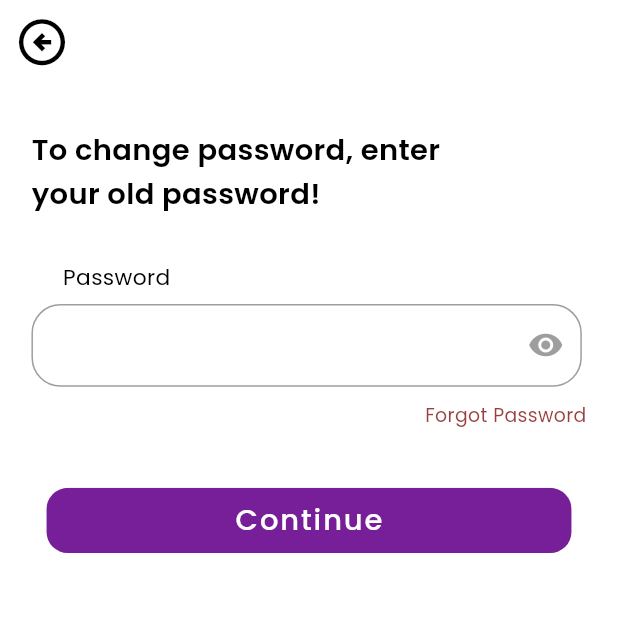
After one commit to aswin-codes/ZenChat, a Flutter app: the ChangePassword screen opened by its route, on a phone screen of 412 x 824 dp, the top half of it. The commit adds this screen. Run offline on Flutter 3.47's test engine with Material 2 defaults, Android fonts, the phone set to English and light mode, and no system bars; our stand-ins replace flutter_animate, flutter_screenutil, google_fonts, image_picker, otp_text_field, shared_preferences; accounts and stored records are empty.

Commit message:
Frontend and Backend of Change password

```diff
--- a/Frontend/zenchat/lib/main.dart
+++ b/Frontend/zenchat/lib/main.dart
@@ -1,6 +1,7 @@
 import 'package:flutter/material.dart';
 import 'package:flutter_screenutil/flutter_screenutil.dart';
 import 'package:shared_preferences/shared_preferences.dart';
+import 'package:zenchat/screens/changepassword.dart';
 import 'package:zenchat/screens/home.dart';
 import 'package:zenchat/screens/login.dart';
 import 'package:zenchat/screens/otp.dart';
@@ -75,7 +76,8 @@ class MyApp extends StatelessWidget {
                 '/resetpassword': (context) => const ResetPassword(),
                 '/': (context) => const Home(),
                 '/search': (context) => const Search(),
-                '/settings': (context) => const Settings()
+                '/settings': (context) => const Settings(),
+                '/changepassword' : (context) => const ChangePassword()
               },
             );
           },
--- /dev/null
+++ b/Frontend/zenchat/lib/screens/changepassword.dart
@@ -0,0 +1,256 @@
+import 'dart:convert';
+import 'package:http/http.dart' as http;
+import 'package:flutter/material.dart';
+import 'package:flutter_screenutil/flutter_screenutil.dart';
+import 'package:google_fonts/google_fonts.dart';
+import 'package:shared_preferences/shared_preferences.dart';
+
+class ChangePassword extends StatelessWidget {
+  const ChangePassword({super.key});
+
+  @override
+  Widget build(BuildContext context) {
+    return Scaffold(
+      backgroundColor: Colors.white,
+      appBar: AppBar(
+        backgroundColor: Colors.white,
+        automaticallyImplyLeading: false,
+        elevation: 0.0,
+        leading: IconButton(
+            onPressed: () {
+              Navigator.pop(context);
+            },
+            icon: const Icon(
+              Icons.arrow_circle_left_outlined,
+              color: Colors.black,
+              size: 37,
+            )),
+      ),
+      body: Body(),
+    );
+  }
+}
+
+class Body extends StatefulWidget {
+  const Body({super.key});
+
+  @override
+  State<Body> createState() => _BodyState();
+}
+
+class _BodyState extends State<Body> {
+  bool isVisible = false;
+  String password = '';
+
+  void showAlert(BuildContext context, String errorMsg) {
+    showDialog(
+      context: context,
+      builder: (
+        BuildContext context,
+      ) {
+        return AlertDialog(
+          title: Text(
+            "Error...",
+            style: GoogleFonts.poppins(
+                fontSize: 20.sp,
+                color: Colors.red,
+                fontWeight: FontWeight.bold),
+          ),
+          content: Text(errorMsg,
+              style: GoogleFonts.poppins(
+                  fontSize: 15.sp,
+                  color: Colors.black,
+                  fontWeight: FontWeight.normal)),
+          actions: <Widget>[
+            TextButton(
+              child: Text('OK'),
+              onPressed: () {
+                // Close the dialog box
+                Navigator.of(context).pop();
+              },
+            ),
+          ],
+        );
+      },
+    );
+  }
+
+  void showSuccess(BuildContext context, String successMsg) {
+    showDialog(
+      context: context,
+      builder: (
+        BuildContext context,
+      ) {
+        return AlertDialog(
+          title: Text(
+            "Success...",
+            style: GoogleFonts.poppins(
+                fontSize: 20.sp,
+                color: Colors.greenAccent,
+                fontWeight: FontWeight.bold),
+          ),
+          content: Text(successMsg,
+              style: GoogleFonts.poppins(
+                  fontSize: 15.sp,
+                  color: Colors.black,
+                  fontWeight: FontWeight.normal)),
+          actions: <Widget>[
+            TextButton(
+              child: Text('OK'),
+              onPressed: () {
+                // Close the dialog box
+                Navigator.pushNamed(context, '/');
+              },
+            ),
+          ],
+        );
+      },
+    );
+  }
+
+  Future<void> isValid() async {
+    try {
+      SharedPreferences prefs = await SharedPreferences.getInstance();
+      final Map<dynamic, dynamic> data = jsonDecode(prefs.getString('creds')!);
+      String email = data['email'];
+      final Map<String, String> body = {'email': email, 'password': password};
+      final url = Uri.parse('http://10.0.2.2:5000/api/verify');
+      final response = await http.post(url,
+          headers: {'Content-Type': 'application/json'},
+          body: jsonEncode(body));
+      final respBody = jsonDecode(response.body);
+      if (response.statusCode == 200 && respBody['success'] == true) {
+        if (respBody['isValid']) {
+          Navigator.pushReplacementNamed(context, '/resetpassword');
+        } else {
+          showAlert(context, respBody['msg']);
+        }
+      } else {
+        showAlert(context, respBody['msg']);
+      }
+    } catch (err) {
+      print("Error validating : $err");
+    }
+  }
+
+  @override
+  Widget build(BuildContext context) {
+    return SafeArea(
+        child: Container(
+      padding: EdgeInsets.symmetric(horizontal: 20.w),
+      child: SingleChildScrollView(
+        scrollDirection: Axis.vertical,
+        child: Column(
+          crossAxisAlignment: CrossAxisAlignment.start,
+          children: [
+            SizedBox(
+              height: 31.h,
+            ),
+            Text(
+              "To change password, enter\nyour old password!",
+              style: GoogleFonts.poppins(
+                  color: Colors.black,
+                  fontSize: 20.sp,
+                  fontWeight: FontWeight.w600),
+            ),
+            SizedBox(
+              height: 31.h,
+            ),
+            Padding(
+              padding: EdgeInsets.only(left: 20.w, bottom: 7.h),
+              child: Text(
+                "Password",
+                style: GoogleFonts.poppins(
+                    fontSize: 15.sp,
+                    color: Colors.black,
+                    fontWeight: FontWeight.normal),
+              ),
+            ),
+            SizedBox(
+              width: 350.w,
+              height: 57.h,
+              child: TextField(
+                obscureText: !isVisible,
+                keyboardType: TextInputType.visiblePassword,
+                style: TextStyle(color: Colors.black),
+                decoration: InputDecoration(
+                  suffixIcon: IconButton(
+                      onPressed: () {
+                        setState(() {
+                          isVisible = !isVisible;
+                        });
+                      },
+                      icon: isVisible
+                          ? const Icon(
+                              Icons.visibility_off,
+                              color: Colors.grey,
+                            )
+                          : const Icon(
+                              Icons.visibility,
+                              color: Colors.grey,
+                            )),
+                  border: OutlineInputBorder(
+                      borderSide:
+                          const BorderSide(color: Color(0xFF6B6B6B), width: 1),
+                      borderRadius: BorderRadius.all(Radius.circular(20.r))),
+                ),
+                onChanged: (value) {
+                  setState(() {
+                    password = value;
+                  });
+                },
+              ),
+            ),
+            SizedBox(
+              height: 10.h,
+            ),
+            Align(
+              alignment: Alignment.topRight,
+              child: GestureDetector(
+                onTap: () {
+                  //Need to Navigate to Forgot password screen
+                  Navigator.pushNamed(context, '/otpemail');
+                },
+                child: Text(
+                  "Forgot Password",
+                  style: GoogleFonts.poppins(
+                      fontSize: 13.sp,
+                      fontWeight: FontWeight.normal,
+                      color: const Color(0xFF993F3F)),
+                ),
+              ),
+            ),
+            SizedBox(
+              height: 40.h,
+            ),
+            Center(
+              child: ClipRRect(
+                borderRadius: BorderRadius.all(Radius.circular(15.r)),
+                child: SizedBox(
+                  height: 45.h,
+                  width: 334.w,
+                  child: ElevatedButton(
+                      style: ButtonStyle(
+                        backgroundColor:
+                            MaterialStateProperty.all(const Color(0xFF771F98)),
+                      ),
+                      onPressed: () {
+                        isValid();
+                        //Need to fetch request
+                      },
+                      child: Text(
+                        "Continue",
+                        style: GoogleFonts.poppins(
+                            fontSize: 20.sp,
+                            color: Colors.white,
+                            fontWeight: FontWeight.w500),
+                      )),
+                ),
+              ),
+            ),
+          ],
+        ),
+      ),
+    ));
+  }
+}
```
Also changed, not shown: Frontend/zenchat/lib/screens/settings.dart (+105 -7 lines), Frontend/zenchat/lib/screens/signin.dart (+65 -37 lines), 9 other files.
